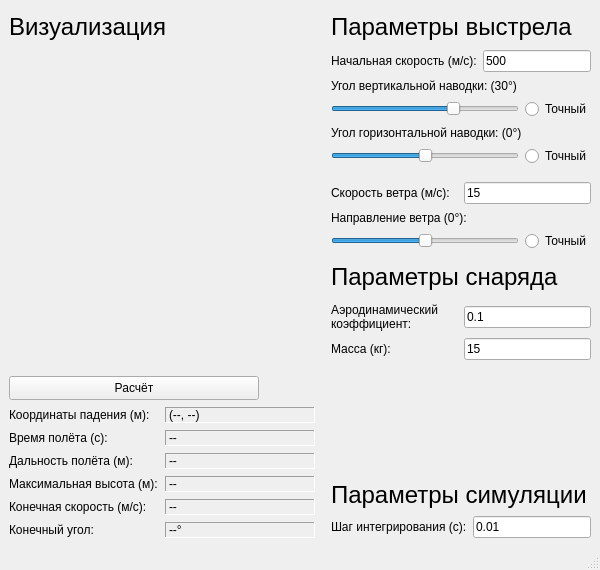
Before: the Qt Designer form mainwindow.ui in spaceshine/Ballistic-calc, drawn with Qt 5.
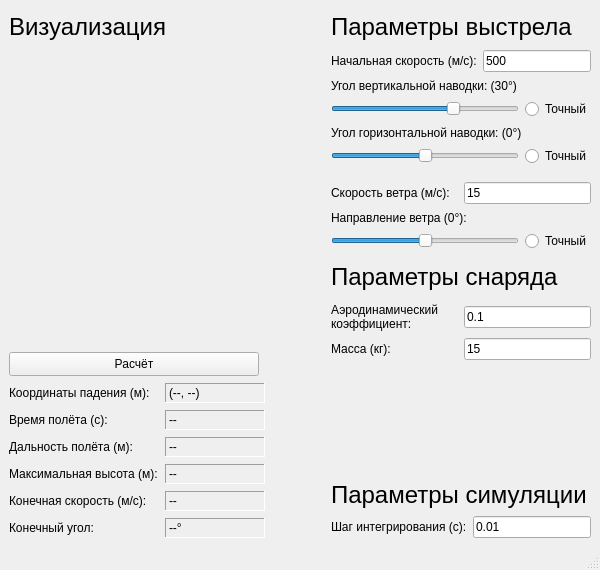
After: the same form once the commit is applied. Icons and pictures are not drawn.

```diff
--- a/mainwindow.ui
+++ b/mainwindow.ui
@@ -195,6 +195,18 @@
             <verstretch>0</verstretch>
            </sizepolicy>
           </property>
+          <property name="minimumSize">
+           <size>
+            <width>100</width>
+            <height>0</height>
+           </size>
+          </property>
+          <property name="maximumSize">
+           <size>
+            <width>150</width>
+            <height>16777215</height>
+           </size>
+          </property>
           <property name="frameShape">
            <enum>QFrame::Panel</enum>
           </property>
@@ -215,6 +227,19 @@
           </property>
          </widget>
         </item>
+        <item>
+         <spacer name="horizontalSpacer_2">
+          <property name="orientation">
+           <enum>Qt::Horizontal</enum>
+          </property>
+          <property name="sizeHint" stdset="0">
+           <size>
+            <width>40</width>
+            <height>20</height>
+           </size>
+          </property>
+         </spacer>
+        </item>
        </layout>
       </item>
       <item>
@@ -256,6 +281,24 @@
         </item>
         <item>
          <widget class="QLabel" name="label_time">
+          <property name="sizePolicy">
+           <sizepolicy hsizetype="Preferred" vsizetype="Preferred">
+            <horstretch>0</horstretch>
+            <verstretch>0</verstretch>
+           </sizepolicy>
+          </property>
+          <property name="minimumSize">
+           <size>
+            <width>100</width>
+            <height>0</height>
+           </size>
+          </property>
+          <property name="maximumSize">
+           <size>
+            <width>150</width>
+            <height>16777215</height>
+           </size>
+          </property>
           <property name="frameShape">
            <enum>QFrame::Panel</enum>
           </property>
@@ -270,6 +313,19 @@
           </property>
          </widget>
         </item>
+        <item>
+         <spacer name="horizontalSpacer_3">
+          <property name="orientation">
+           <enum>Qt::Horizontal</enum>
+          </property>
+          <property name="sizeHint" stdset="0">
+           <size>
+            <width>40</width>
+            <height>20</height>
+           </size>
+          </property>
+         </spacer>
+        </item>
        </layout>
       </item>
       <item>
@@ -311,6 +367,24 @@
         </item>
         <item>
          <widget class="QLabel" name="label_distance">
+          <property name="sizePolicy">
+           <sizepolicy hsizetype="Preferred" vsizetype="Preferred">
+            <horstretch>0</horstretch>
+            <verstretch>0</verstretch>
+           </sizepolicy>
+          </property>
+          <property name="minimumSize">
+           <size>
+            <width>100</width>
+            <height>0</height>
+           </size>
+          </property>
+          <property name="maximumSize">
+           <size>
+            <width>150</width>
+            <height>16777215</height>
+           </size>
+          </property>
           <property name="frameShape">
            <enum>QFrame::Panel</enum>
           </property>
@@ -325,6 +399,19 @@
           </property>
          </widget>
         </item>
+        <item>
+         <spacer name="horizontalSpacer_4">
+          <property name="orientation">
+           <enum>Qt::Horizontal</enum>
+          </property>
+          <property name="sizeHint" stdset="0">
+           <size>
+            <width>40</width>
+            <height>20</height>
+           </size>
+          </property>
+         </spacer>
+        </item>
        </layout>
       </item>
       <item>
@@ -366,6 +453,24 @@
         </item>
         <item>
          <widget class="QLabel" name="label_max_h">
+          <property name="sizePolicy">
+           <sizepolicy hsizetype="Preferred" vsizetype="Preferred">
+            <horstretch>0</horstretch>
+            <verstretch>0</verstretch>
+           </sizepolicy>
+          </property>
+          <property name="minimumSize">
+           <size>
+            <width>100</width>
+            <height>0</height>
+           </size>
+          </property>
+          <property name="maximumSize">
+           <size>
+            <width>150</width>
+            <height>16777215</height>
+           </size>
+          </property>
           <property name="frameShape">
            <enum>QFrame::Panel</enum>
           </property>
@@ -380,6 +485,19 @@
           </property>
          </widget>
         </item>
+        <item>
+         <spacer name="horizontalSpacer_5">
+          <property name="orientation">
+           <enum>Qt::Horizontal</enum>
+          </property>
+          <property name="sizeHint" stdset="0">
+           <size>
+            <width>40</width>
+            <height>20</height>
+           </size>
+          </property>
+         </spacer>
+        </item>
        </layout>
       </item>
       <item>
@@ -421,6 +539,24 @@
         </item>
         <item>
          <widget class="QLabel" name="label_v_end">
+          <property name="sizePolicy">
+           <sizepolicy hsizetype="Preferred" vsizetype="Preferred">
+            <horstretch>0</horstretch>
+            <verstretch>0</verstretch>
+           </sizepolicy>
+          </property>
+          <property name="minimumSize">
+           <size>
+            <width>100</width>
+            <height>0</height>
+           </size>
+          </property>
+          <property name="maximumSize">
+           <size>
+            <width>150</width>
+            <height>16777215</height>
+           </size>
+          </property>
           <property name="frameShape">
            <enum>QFrame::Panel</enum>
           </property>
@@ -435,6 +571,19 @@
           </property>
          </widget>
         </item>
+        <item>
+         <spacer name="horizontalSpacer_6">
+          <property name="orientation">
+           <enum>Qt::Horizontal</enum>
+          </property>
+          <property name="sizeHint" stdset="0">
+           <size>
+            <width>40</width>
+            <height>20</height>
+           </size>
+          </property>
+         </spacer>
+        </item>
        </layout>
       </item>
       <item>
@@ -476,6 +625,24 @@
         </item>
         <item>
          <widget class="QLabel" name="label_alpha_end">
+          <property name="sizePolicy">
+           <sizepolicy hsizetype="Preferred" vsizetype="Preferred">
+            <horstretch>0</horstretch>
+            <verstretch>0</verstretch>
+           </sizepolicy>
+          </property>
+          <property name="minimumSize">
+           <size>
+            <width>100</width>
+            <height>0</height>
+           </size>
+          </property>
+          <property name="maximumSize">
+           <size>
+            <width>150</width>
+            <height>16777215</height>
+           </size>
+          </property>
           <property name="frameShape">
            <enum>QFrame::Panel</enum>
           </property>
@@ -490,6 +657,19 @@
           </property>
          </widget>
         </item>
+        <item>
+         <spacer name="horizontalSpacer_7">
+          <property name="orientation">
+           <enum>Qt::Horizontal</enum>
+          </property>
+          <property name="sizeHint" stdset="0">
+           <size>
+            <width>40</width>
+            <height>20</height>
+           </size>
+          </property>
+         </spacer>
+        </item>
        </layout>
       </item>
       <item>
```
